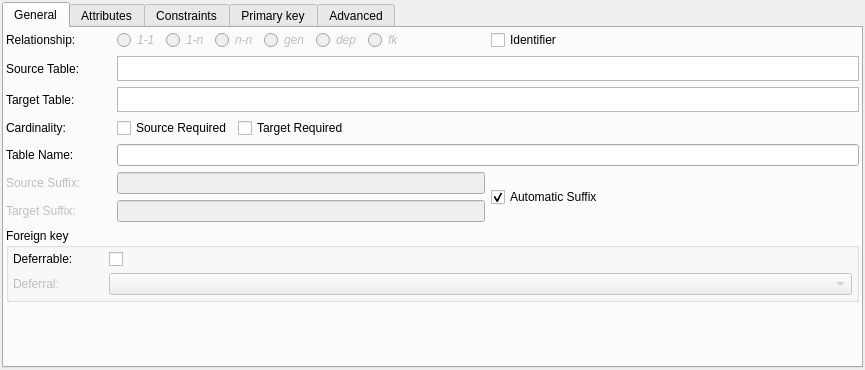
First picture: the form in libpgmodeler_ui/ui/relacionamentowidget.ui, repository pgmodeler/pgmodeler, before the edit.
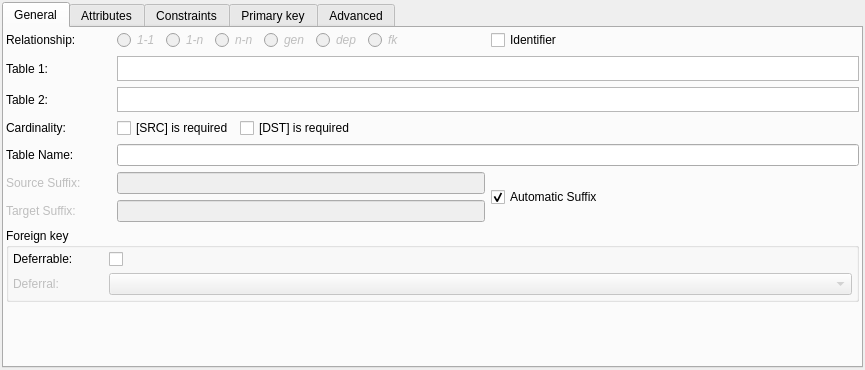
Second picture: the form after the edit.

```diff
--- a/libpgmodeler_ui/ui/relacionamentowidget.ui
+++ b/libpgmodeler_ui/ui/relacionamentowidget.ui
@@ -327,7 +327,7 @@
           </size>
          </property>
          <property name="text">
-          <string>Source Table:</string>
+          <string>Table 1:</string>
          </property>
         </widget>
        </item>
@@ -391,7 +391,7 @@
           </size>
          </property>
          <property name="text">
-          <string>Target Table:</string>
+          <string>Table 2:</string>
          </property>
         </widget>
        </item>
@@ -470,7 +470,7 @@
             </sizepolicy>
            </property>
            <property name="text">
-            <string>Source Required</string>
+            <string>[SRC] is required</string>
            </property>
           </widget>
          </item>
@@ -483,7 +483,7 @@
             </sizepolicy>
            </property>
            <property name="text">
-            <string>Target Required</string>
+            <string>[DST] is required</string>
            </property>
           </widget>
          </item>
```
Left out of the diff: 8 changed lines with no effect on the pictures.
